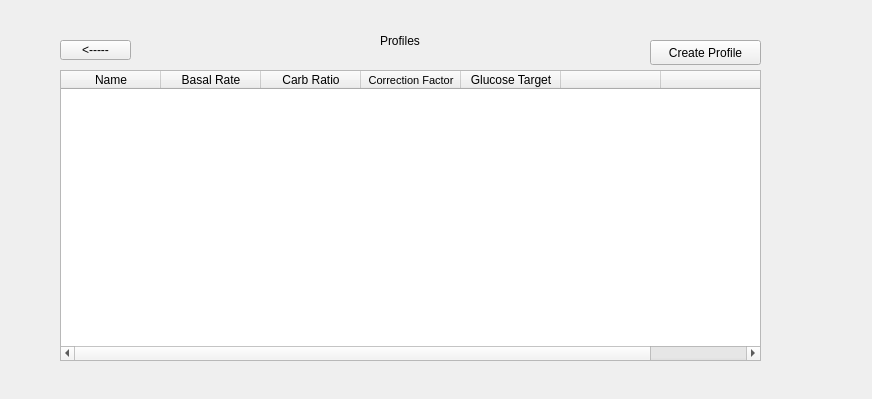
The window that profilepage.ui (yunusao/Tandem-t-slim-Insulin-Pump-Simulator) describes before a commit, drawn with Qt 5.
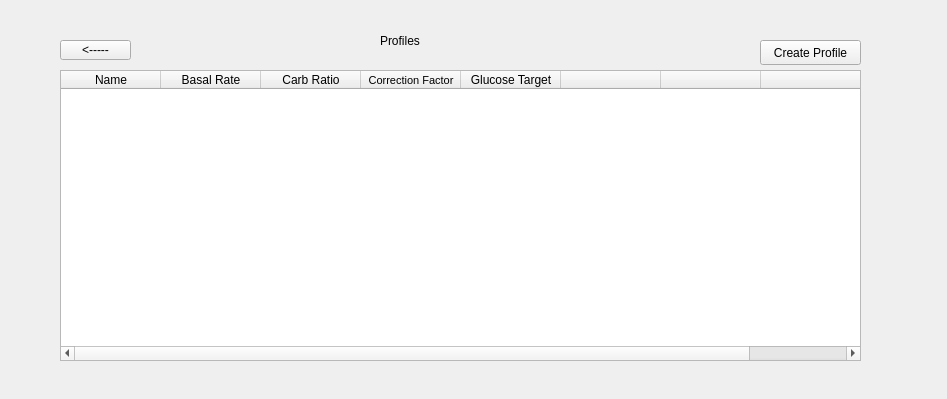
The same window after the commit.

Patch:
```diff
--- a/profilepage.ui
+++ b/profilepage.ui
@@ -6,7 +6,7 @@
    <rect>
     <x>0</x>
     <y>0</y>
-    <width>872</width>
+    <width>947</width>
     <height>399</height>
    </rect>
   </property>
@@ -29,9 +29,9 @@
   <widget class="QPushButton" name="createProfileButton">
    <property name="geometry">
     <rect>
-     <x>650</x>
+     <x>760</x>
      <y>40</y>
-     <width>111</width>
+     <width>101</width>
      <height>25</height>
     </rect>
    </property>
@@ -57,7 +57,7 @@
     <rect>
      <x>60</x>
      <y>70</y>
-     <width>701</width>
+     <width>801</width>
      <height>291</height>
     </rect>
    </property>
@@ -106,6 +106,11 @@
      <string/>
     </property>
    </column>
+   <column>
+    <property name="text">
+     <string/>
+    </property>
+   </column>
   </widget>
  </widget>
  <resources/>
```
